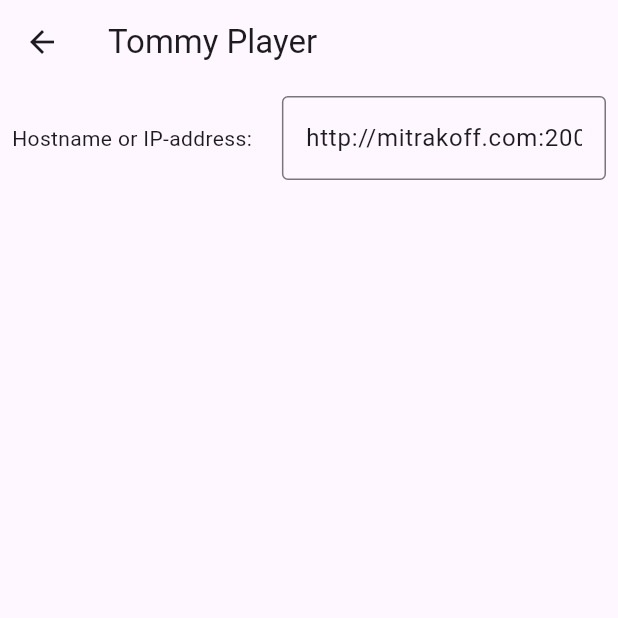
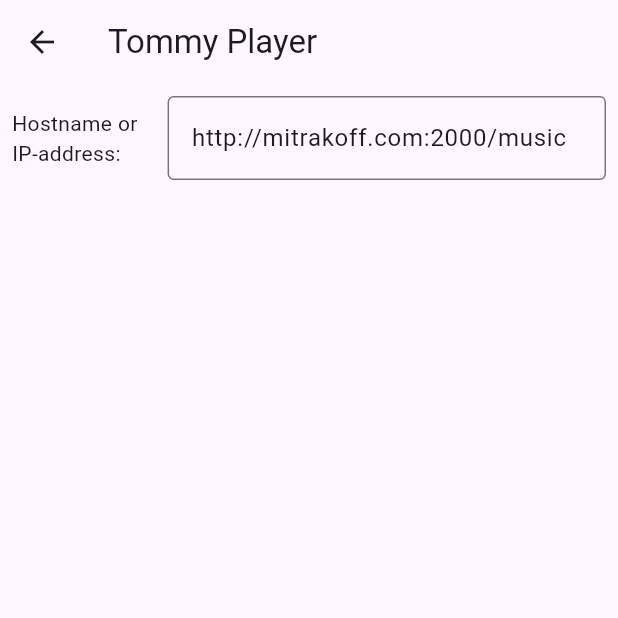
Before and after one commit to mitrakov/tommyplayer, a Flutter app: the SettingsWidget screen opened directly, on a phone screen of 412 x 824 dp, the top half of it. Run offline on Flutter 3.47's test engine with Material 3 defaults, Android fonts, the phone set to English and light mode, and no system bars; our stand-ins replace just_audio, just_audio_background, package_info_plus, shared_preferences; missing offline and left inert: f_logs; accounts and stored records are empty; network calls fail; statements that could not run were skipped.

Commit message:
Small fix for IP address

```diff
--- a/lib/settings/settingswidget.dart
+++ b/lib/settings/settingswidget.dart
@@ -15,7 +15,7 @@ class SettingsWidget extends StatelessWidget {
           children: [
             Row(
               children: [
-                const Text("Hostname or IP-address:"),
+                const Text("Hostname or\nIP-address:"),
                 const SizedBox(width: 20),
                 Expanded(
                   child: TextField(controller: _serverUriCtrl, onChanged: Settings.instance.setServerUri, decoration: const InputDecoration(border: OutlineInputBorder())),
```
